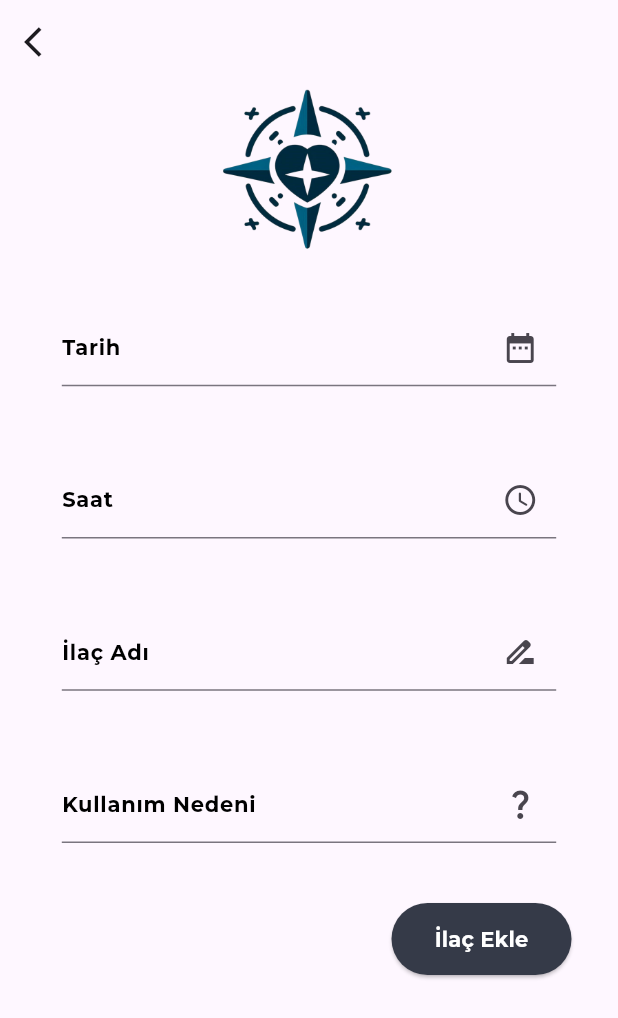
After one commit to mustafatavasli/oua-bootcamp, a Flutter app: the MedList screen opened directly, after a tap on the "add" icon, on a phone screen of 412 x 824 dp. The commit adds this screen. Shown: the top 1018 px of the screen. Run offline on Flutter 3.47's test engine with Material 3 defaults, Android fonts, the phone set to English and light mode, and no system bars.

Commit message:
ilaç ekleme kısımları düzenlendi

```diff
--- /dev/null
+++ b/ouabootcamp/lib/pages/view/MedAdd.dart
@@ -0,0 +1,234 @@
+import 'package:flutter/material.dart';
+import 'package:intl/intl.dart';
+
+class MedAdd extends StatefulWidget {
+  @override
+  State<MedAdd> createState() => _MedAddState();
+}
+
+class _MedAddState extends State<MedAdd> {
+  final TextEditingController _dateController = TextEditingController();
+
+  final TextEditingController _timeController = TextEditingController();
+
+  final TextEditingController _nameController = TextEditingController();
+
+  final TextEditingController _reasonController = TextEditingController();
+
+  DateTime selectedDate = DateTime.now();
+  final DateFormat formatter = DateFormat('dd-MM-yyyy');
+  TimeOfDay selectedTime = TimeOfDay.now();
+
+
+  Future<void> _selectDate(BuildContext context) async {
+    final DateTime? picked = await showDatePicker(
+        context: context,
+        initialDate: selectedDate,
+        firstDate: DateTime(2015, 8),
+        lastDate: DateTime(2100));
+    if (picked != null && picked != selectedDate) {
+      setState(() {
+        selectedDate = picked;
+        _dateController.text = formatter.format(picked);
+      });
+    }
+  }
+
+
+  @override
+  Widget build(BuildContext context) {
+    return Scaffold(
+      appBar: AppBar(
+        title: Text(''),
+        leading: IconButton(
+          icon: Icon(Icons.arrow_back_ios),
+          onPressed: () {
+            Navigator.pop(context);
+          },
+        ),
+      ),
+      body: SingleChildScrollView(
+        child: Padding(
+          padding: const EdgeInsets.all(16.0),
+          child: Column(
+            crossAxisAlignment: CrossAxisAlignment.center,
+            children: [
+              Center(
+                child: Transform.translate(
+                  offset: Offset(0, -20),
+                  child: Image.asset('assets/images/Logo.png', height: 124, alignment: Alignment.topCenter),
+                ),
+              ),
+              SizedBox(height: 10),
+              Center(
+                child: Container(
+                  width: MediaQuery.of(context).size.width * 0.8,
+                  child: TextField(
+                    controller: _dateController,
+                    decoration: InputDecoration(
+                      labelText:'Tarih',
+                      suffixIcon: Icon(Icons.date_range),
+                      labelStyle: TextStyle(
+                        fontFamily: 'Montserrat',
+                        fontWeight: FontWeight.bold,
+                        fontSize: 14,
+                        color: Colors.black,
+                      ),
+                    ),
+                    readOnly: true,
+                    onTap: () {
+                      _selectDate(context);
+
+                    },
+                    style: TextStyle(
+                      fontFamily: 'Montserrat',
+                      fontSize: 14,
+                      fontWeight: FontWeight.bold,
+                      color: Colors.black,
+                    ),
+                  ),
+                ),
+              ),
+              SizedBox(height: 50),
+              Center(
+                child: Container(
+                  width: MediaQuery.of(context).size.width * 0.8,
+                  child: TextField(
+                    controller: _timeController,
+                    decoration: InputDecoration(
+                      labelText: 'Saat',
+                      suffixIcon: Icon(Icons.access_time_rounded),
+                      labelStyle: TextStyle(
+                        fontFamily: 'Montserrat',
+                        fontSize: 14,
+                        fontWeight: FontWeight.bold,
+                        color: Colors.black,
+                      ),
+                    ),
+                    onTap: () async{
+                      final TimeOfDay? timeOfDay = await showTimePicker(
+                          context: context,
+                          initialTime: selectedTime,
+                          initialEntryMode:TimePickerEntryMode.dial,
+                          builder: (BuildContext context, Widget? child) {
+                            return MediaQuery(
+                              data: MediaQuery.of(context).copyWith(alwaysUse24HourFormat: true),
+                              child: child!,
+                          );
+                        },
+                      );
+                      if(timeOfDay != null) {
+                        setState(() {
+                          selectedTime = timeOfDay;
+                          _timeController.text = "${selectedTime.hour}:${selectedTime.minute}";
+                        });
+                      }
+                    },
+                    style: TextStyle(
+                      fontFamily: 'Montserrat',
+                      fontSize: 14,
+                      fontWeight: FontWeight.bold,
+                      color: Colors.black,
+                    ),
+                  ),
+                ),
+              ),
+              SizedBox(height: 50),
+              Center(
+                child: Container(
+                  width: MediaQuery.of(context).size.width * 0.8,
+                  child: TextField(
+                    controller: _nameController,
+                    decoration: InputDecoration(
+                      labelText: 'İlaç Adı',
+                      suffixIcon: Icon(Icons.drive_file_rename_outline),
+                      labelStyle: TextStyle(
+                        fontFamily: 'Montserrat',
+                        fontSize: 14,
+                        fontWeight: FontWeight.bold,
+                        color: Colors.black,
+                      ),
+                    ),
+                    style: TextStyle(
+                      fontFamily: 'Montserrat',
+                      fontSize: 14,
+                      fontWeight: FontWeight.bold,
+                      color: Colors.black,
+                    ),
+                  ),
+                ),
+              ),
+              SizedBox(height: 50),
+              Center(
+                child: Container(
+                  width: MediaQuery.of(context).size.width * 0.8,
+                  child: TextField(
+                    controller: _reasonController,
+                    decoration: InputDecoration(
+                      labelText: 'Kullanım Nedeni',
+                      suffixIcon: Icon(Icons.question_mark),
+                      labelStyle: TextStyle(
+                        fontFamily: 'Montserrat',
+                        fontSize: 14,
+                        fontWeight: FontWeight.bold,
+                        color: Colors.black,
+                      ),
+                    ),
+                    style: TextStyle(
+                      fontFamily: 'Montserrat',
+                      fontSize: 14,
+                      fontWeight: FontWeight.bold,
+                      color: Colors.black,
+                    ),
+                  ),
+                ),
+              ),
+              SizedBox(height: 40),
+              Row(
+                mainAxisAlignment: MainAxisAlignment.end,
+                children: [
+                  Transform.translate(
+                    offset: Offset(-15, 0),
+                    child: SizedBox(
+                      width: 120,
+                      height: 48,
+                      child: ElevatedButton(
+                        style: ElevatedButton.styleFrom(
+                          foregroundColor: Colors.white,
+                          backgroundColor: Color(0xFF353A48),
+                        ),
+                        onPressed: () {
+                          if (_dateController.text.isNotEmpty &&
+                              _timeController.text.isNotEmpty &&
+                              _nameController.text.isNotEmpty &&
+                              _reasonController.text.isNotEmpty) {
+                            Map<String, String> yakinData = {
+                              'ad': _dateController.text,
+                              'soyad': _timeController.text,
+                              'telefon': _nameController.text,
+                              'yakinlik': _reasonController.text,
+                            };
+                            Navigator.pop(context, yakinData);
+                          }
+                        },
+                        child: Text(
+                          'İlaç Ekle',
+                          style: TextStyle(
+                            fontFamily: 'Montserrat',
+                            fontSize: 14,
+                            fontWeight: FontWeight.bold,
+                            color: Colors.white,
+                          ),
+                        ),
+                      ),
+                    ),
+                  ),
+                ],
+              ),
+            ],
+          ),
+        ),
+      ),
+    );
+  }
+}
--- /dev/null
+++ b/ouabootcamp/lib/pages/view/MedList.dart
@@ -0,0 +1,161 @@
+import 'package:flutter/material.dart';
+import 'package:ouabootcamp/pages/view/MedAdd.dart';
+import 'package:ouabootcamp/pages/view/YakinlarimEkleScreen.dart';
+
+class MedList extends StatefulWidget {
+  @override
+  _MedListState createState() => _MedListState();
+}
+
+class _MedListState extends State<MedList> {
+  List<String> names = []; // Start with an empty list
+
+  @override
+  Widget build(BuildContext context) {
+    return Scaffold(
+      appBar: AppBar(
+        title: Text(''), // Remove the text from the AppBar
+        actions: <Widget>[
+          Padding(
+            padding: const EdgeInsets.only(right: 8.0),
+            child: IconButton(
+              icon: Icon(Icons.add),
+              iconSize: 30,
+              onPressed: () async {
+                final newName = await Navigator.push(
+                  context,
+                  MaterialPageRoute(builder: (context) => MedAdd()),
+                );
+                if (newName != null) {
+                  setState(() {
+                    names.add(newName);
+                  });
+                }
+              },
+            ),
+          ),
+        ],
+      ),
+      body: SingleChildScrollView(
+        child: Column(
+          crossAxisAlignment: CrossAxisAlignment.start,
+          children: <Widget>[
+            SizedBox(height: 25),
+            Padding(
+              padding: const EdgeInsets.only(left: 40.0),
+              child: Column(
+                crossAxisAlignment: CrossAxisAlignment.start,
+                children: [
+                  Text(
+                    'Yakınlarım',
+                    style: TextStyle(
+                      fontFamily: 'DM Sans',
+                      fontWeight: FontWeight.bold,
+                      fontSize: 40,
+                    ),
+                  ),
+                  SizedBox(height: 25),
+                  Row(
+                    crossAxisAlignment: CrossAxisAlignment.start,
+                    children: [
+                      Image.asset(
+                        'assets/images/yakinlarim.png',
+                        width: 38,
+                        height: 36,
+                      ),
+                      SizedBox(width: 10),
+                      Column(
+                        crossAxisAlignment: CrossAxisAlignment.start,
+                        children: [
+                          Text(
+                            'Acil anlarda hızlı bağlantı. Sevdikleriniz \nhep yanınızda!',
+                            style: TextStyle(
+                              fontFamily: 'DM Sans',
+                              fontSize: 14,
+                              fontWeight: FontWeight.normal,
+                            ),
+                          ),
+                        ],
+                      ),
+                    ],
+                  ),
+                  SizedBox(height: 40),
+                  Wrap(
+                    spacing: 15,
+                    runSpacing: 10,
+                    children: names.map((name) => _buildSquare(context, name)).toList(),
+                  ),
+                ],
+              ),
+            ),
+            SizedBox(height: 16),
+            Center(
+              child: Text(''),
+            ),
+            SizedBox(height: 16),
+          ],
+        ),
+      ),
+    );
+  }
+
+  Widget _buildSquare(BuildContext context, String name) {
+    return Stack(
+      children: [
+        InkWell(
+          onTap: () {
+            Navigator.push(
+              context,
+              MaterialPageRoute(builder: (context) => YakinlarimEkleScreen()),
+            );
+          },
+          child: Container(
+            margin: EdgeInsets.only(left: 5, bottom: 20),
+            width: 144,
+            height: 120,
+            decoration: BoxDecoration(
+              color: Color.fromARGB(255, 243, 198, 213),
+              borderRadius: BorderRadius.circular(8),
+            ),
+            child: Stack(
+              alignment: Alignment.center,
+              children: [
+                Positioned(
+                  top: 25,
+                  child: Image.asset(
+                    'assets/images/kisikonu.png',
+                    width: 56,
+                    height: 56,
+                  ),
+                ),
+                Positioned(
+                  bottom: 10,
+                  child: Text(
+                    name,
+                    style: TextStyle(
+                      fontFamily: 'DM Sans',
+                      fontSize: 14,
+                      fontWeight: FontWeight.normal,
+                    ),
+                  ),
+                ),
+              ],
+            ),
+          ),
+        ),
+        Positioned(
+          top: 0,
+          right: 0,
+          child: IconButton(
+            icon: Icon(Icons.close, color: const Color.fromARGB(255, 0, 0, 0)),
+            onPressed: () {
+              setState(() {
+                names.remove(name);
+              });
+            },
+          ),
+        ),
+      ],
+    );
+  }
+}
--- a/ouabootcamp/pubspec.yaml
+++ b/ouabootcamp/pubspec.yaml
@@ -36,6 +36,7 @@ dependencies:
   # Use with the CupertinoIcons class for iOS style icons.
   cupertino_icons: ^1.0.6
   flutter_signin_button: ^2.0.0
+  intl: ^0.19.0
 
 dev_dependencies:
   flutter_test:
```
Also changed, not shown: ouabootcamp/lib/pages/view/homepage/servicedesignpart.dart (+7 -1 lines), ouabootcamp/pubspec.lock.
